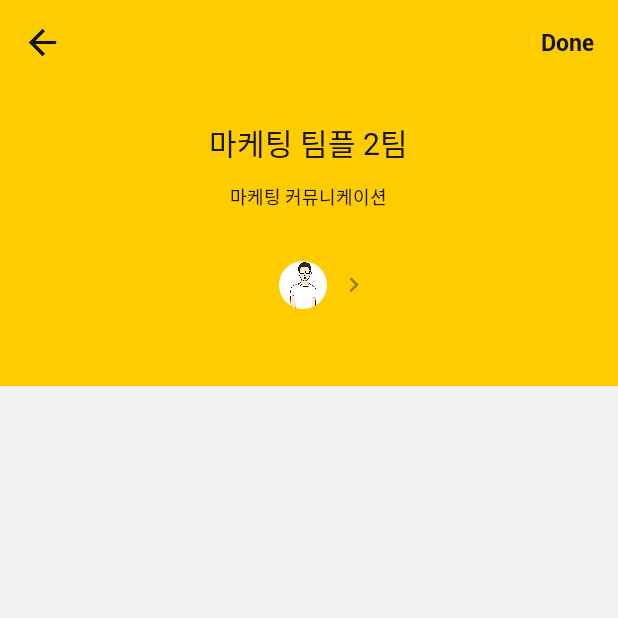
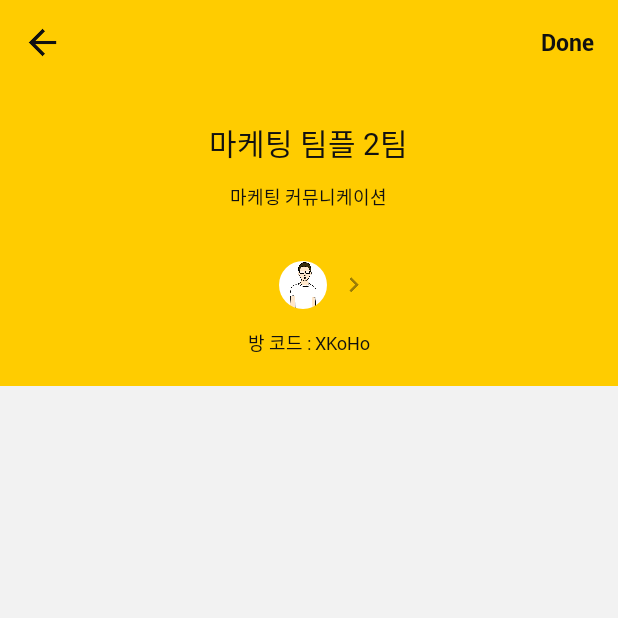
Before and after one commit to YAPP13th-DOTO/DITO_Android, an Android app: the RoomDetailActivity screen opened directly, with no data from a screen before it, on a phone screen of 412 x 824 dp, the top half of it. Run offline under Robolectric (Android 15) with nearby library versions, the phone set to English and light mode, and no system bars; our stand-ins replace CircleImageView; libraries missing offline, so code that uses them is left out: es.dmoral.toasty; pictures from the network do not load; Roboto replaces fonts that are not available here; 12 statements that could not run were skipped.

Commit message:
기능 추가
- 팀 상세화면 방코드 확인 추가
- 방코드 롱 클릭시 클립보드 복사기능

```diff
--- a/YappProject/app/src/main/java/com/example/kiyon/yappproject/RoomDetailActivity.java
+++ b/YappProject/app/src/main/java/com/example/kiyon/yappproject/RoomDetailActivity.java
@@ -131,11 +131,13 @@ public class RoomDetailActivity extends AppCompatActivity {
             }
         });
 
-        // 방, 과목 이름 셋팅
+        // 방 이름,내용,코드 셋팅
         TextView title_tv = findViewById(R.id.roomName);
         title_tv.setText(roomListResponseResult.tm_name);
         TextView subject_tv = findViewById(R.id.subjectName);
         subject_tv.setText(roomListResponseResult.sub_name);
+        TextView tmcode_tv = findViewById(R.id.tmcode);
+        tmcode_tv.setText(String.valueOf("방 코드 : " + roomListResponseResult.tm_code));
 
         // 참여자 이미지 셋팅
         profile_image1 = findViewById(R.id.profile_image1);
--- a/YappProject/app/src/main/res/layout/activity_room_detail.xml
+++ b/YappProject/app/src/main/res/layout/activity_room_detail.xml
@@ -81,7 +81,19 @@
                         android:layout_height="32dp"
                         android:src="@drawable/temp_user_image"/>
                 </LinearLayout>
-
+                <TextView
+                    android:id="@+id/tmcode"
+                    android:layout_width="wrap_content"
+                    android:layout_height="wrap_content"
+                    android:fontFamily="@font/nanumbarungothicotf"
+                    android:layout_above="@id/roomName"
+                    android:textSize="12sp"
+                    android:textColor="@color/black"
+                    android:textIsSelectable="true"
+                    android:layout_centerHorizontal="true"
+                    android:layout_alignParentBottom="true"
+                    android:layout_marginBottom="20dp"
+                    android:text="방 코드 : XKoHo" />
                 <ImageView
                     android:id="@+id/moreProfile_iv"
                     android:layout_width="20dp"
```
